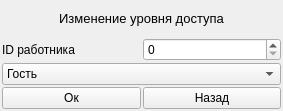
Before: the Qt Designer form code/form_for_change_access.ui in Alex-Sidorov/SEFOLL, drawn with Qt 5.
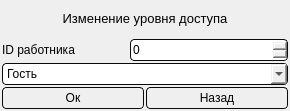
After: the same form once the commit is applied.

The edit to the form file:
```diff
--- a/code/form_for_change_access.ui
+++ b/code/form_for_change_access.ui
@@ -57,7 +57,19 @@
       </widget>
      </item>
      <item>
-      <widget class="QSpinBox" name="id"/>
+      <widget class="QSpinBox" name="id">
+       <property name="styleSheet">
+        <string notr="true">
+border-radius : 4px;
+border: 1px solid;
+border-color: rgb(11, 11, 11);
+height:20;
+width:140;
+background-color: qlineargradient(x1: 0, y1: 0, x2: 0, y2: 1,
+                                      stop: 0 #dadbde, stop: 1 #f6f7fa);
+</string>
+       </property>
+      </widget>
      </item>
     </layout>
    </item>
@@ -66,6 +78,17 @@
      <property name="enabled">
       <bool>true</bool>
      </property>
+     <property name="styleSheet">
+      <string notr="true">
+border-radius : 4px;
+border: 1px solid;
+border-color: rgb(11, 11, 11);
+height:20;
+width:140;
+background-color: qlineargradient(x1: 0, y1: 0, x2: 0, y2: 1,
+                                      stop: 0 #dadbde, stop: 1 #f6f7fa);
+</string>
+     </property>
      <item>
       <property name="text">
        <string>Гость</string>
@@ -100,6 +123,22 @@
      </property>
      <item>
       <widget class="QPushButton" name="ok_button">
+       <property name="styleSheet">
+        <string notr="true">QPushButton
+{ 
+border-radius : 4px;
+border: 1px solid;
+border-color: rgb(11, 11, 11);
+height:20;
+width:140;
+background-color: qlineargradient(x1: 0, y1: 0, x2: 0, y2: 1,
+                                      stop: 0 #dadbde, stop: 1 #f6f7fa);
+}
+QPushButton::pressed {
+    background-color:qlineargradient(x1: 0, y1: 0, x2: 0, y2: 1,
+                                      stop: 0 rgb(251, 252, 255), stop: 1 #f6f7fa);
+}</string>
+       </property>
        <property name="text">
         <string>Ок</string>
        </property>
@@ -107,6 +146,22 @@
      </item>
      <item>
       <widget class="QPushButton" name="back_button">
+       <property name="styleSheet">
+        <string notr="true">QPushButton
+{ 
+border-radius : 4px;
+border: 1px solid;
+border-color: rgb(11, 11, 11);
+height:20;
+width:140;
+background-color: qlineargradient(x1: 0, y1: 0, x2: 0, y2: 1,
+                                      stop: 0 #dadbde, stop: 1 #f6f7fa);
+}
+QPushButton::pressed {
+    background-color:qlineargradient(x1: 0, y1: 0, x2: 0, y2: 1,
+                                      stop: 0 rgb(251, 252, 255), stop: 1 #f6f7fa);
+}</string>
+       </property>
        <property name="text">
         <string>Назад</string>
        </property>
```
